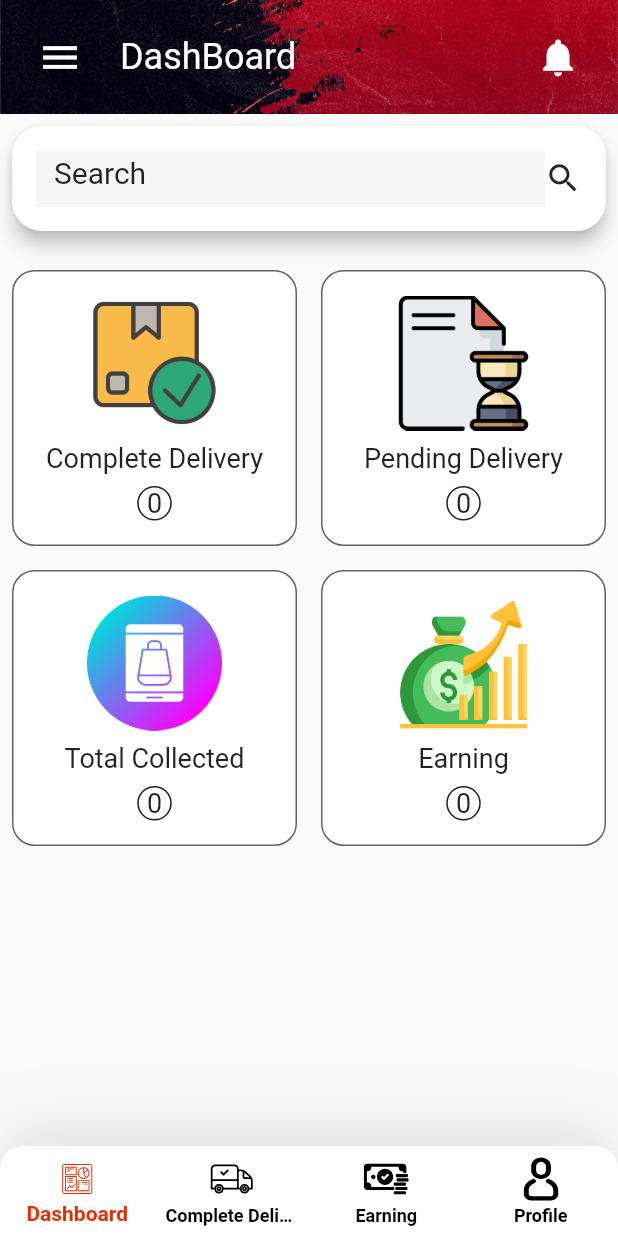
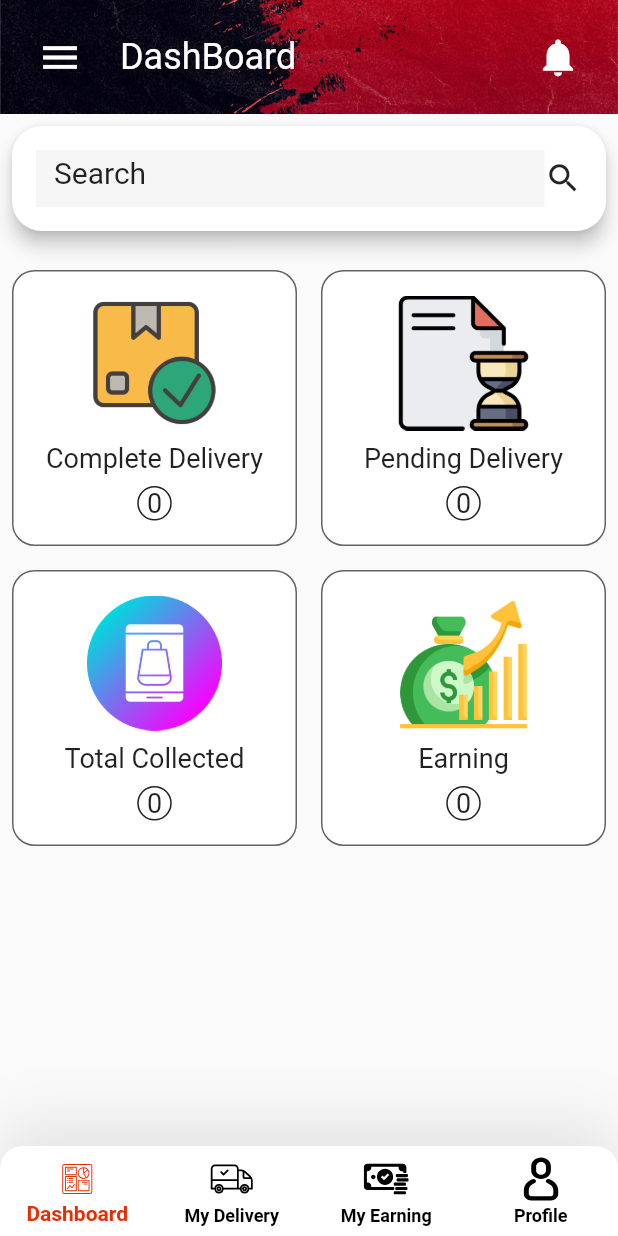
Before and after one commit to omarparvezmiaji/E-Commerce_Delivery_App, a Flutter app: the Navigator_Page screen opened directly, on a phone screen of 412 x 824 dp. Run offline on Flutter 3.47's test engine with Material 2 defaults, Android fonts, the phone set to English and light mode, and no system bars; our stand-ins replace flutter_svg, page_transition, shared_preferences; accounts and stored records are empty.

Commit message:
28-8-22_shakir

```diff
--- a/lib/dashboard/dashboard_screen.dart
+++ b/lib/dashboard/dashboard_screen.dart
@@ -51,7 +51,12 @@ class _DashboardState extends State<Dashboard> {
                   itemBuilder: (context, index) {
                     return padded(GestureDetector(
                       onTap: (){
-                        Navigator.push(context, MaterialPageRoute(builder: (context) => demoDashBoardModel[index].pageName));
+                        if(demoDashBoardModel[index].name != "Complete Delivery")
+                        {
+                          Navigator.push(context, MaterialPageRoute(builder: (context) => demoDashBoardModel[index].pageName));
+                          // Navigator.push(context, MaterialPageRoute(builder: (context)=>(){}));
+                        }
+
                       },
                       child: Container(
 
--- a/lib/navigator/navigator_item.dart
+++ b/lib/navigator/navigator_item.dart
@@ -19,7 +19,7 @@ class NavigatorItem {
 
 List<NavigatorItem> navigatorItems = [
   NavigatorItem("Dashboard", "assets/icons/dashboard.svg", 0, Dashboard()),
-  NavigatorItem("Complete Delivery", "assets/icons/delivery_complete.svg", 1, Complete_Delivery_Empty()),
-  NavigatorItem("Earning", "assets/icons/earning.svg", 2, Earning()),
+  NavigatorItem("My Delivery", "assets/icons/delivery_complete.svg", 1, Complete_Delivery_Empty()),
+  NavigatorItem("My Earning", "assets/icons/earning.svg", 2, Earning()),
   NavigatorItem("Profile", "assets/icons/account_icon.svg", 3, ProfilePage()),
 ];
```
